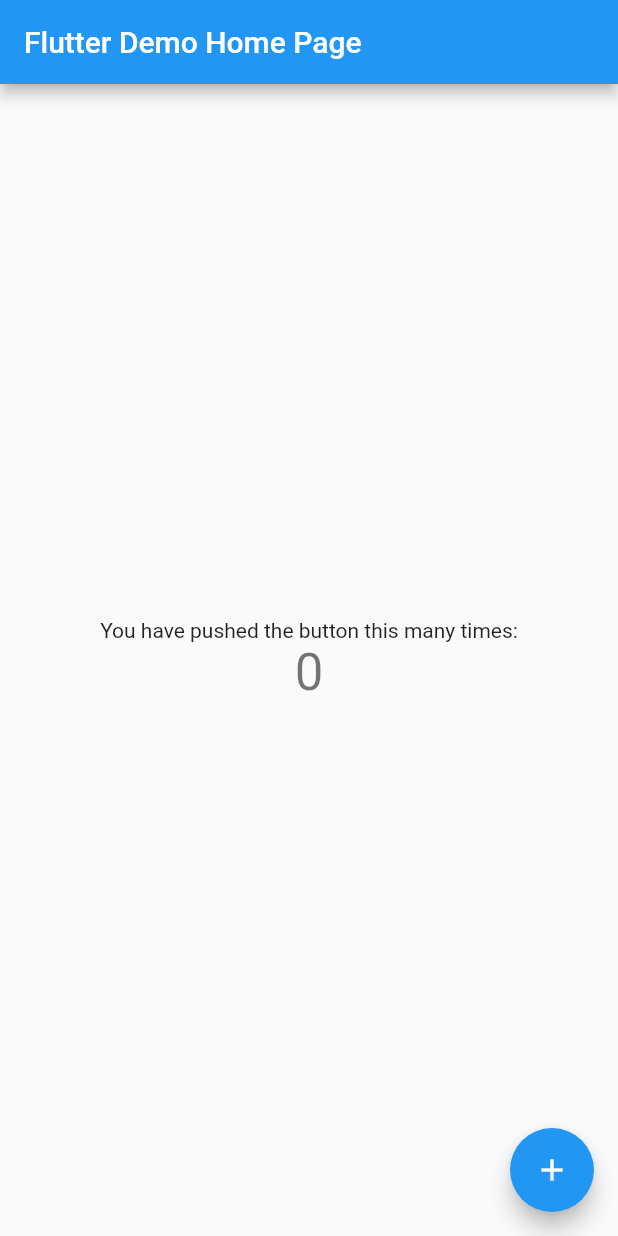
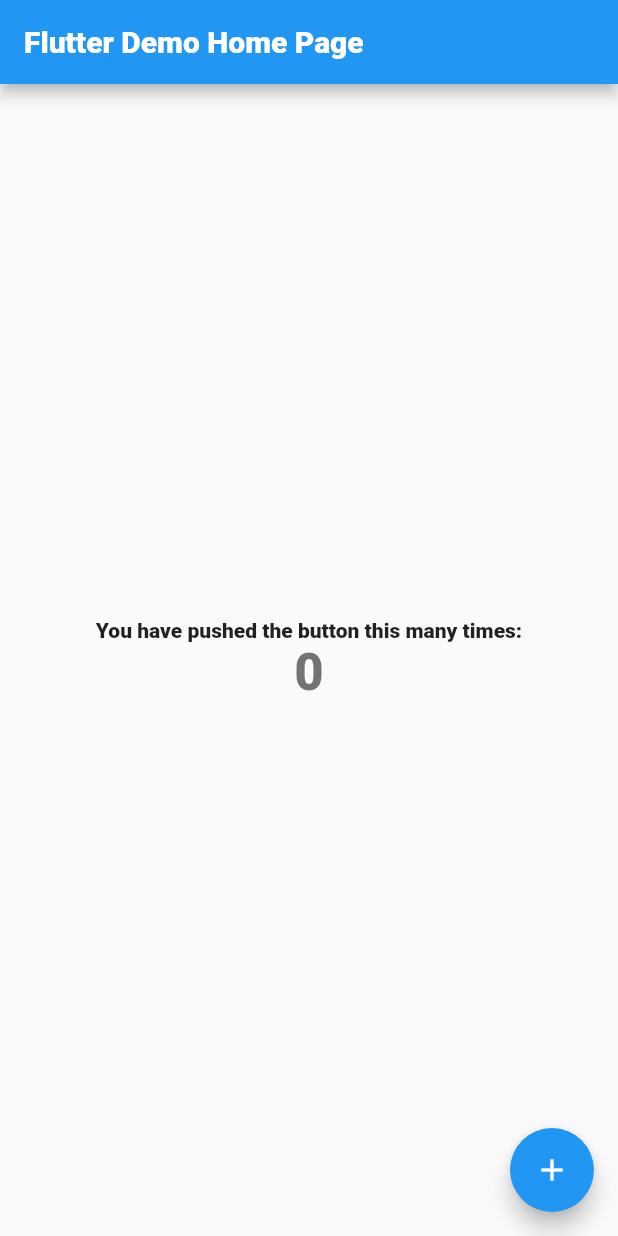
Before and after one commit to alexander2302/surf-flutter-course-zayats, a Flutter app: the screen it shows after launch, on a phone screen of 412 x 824 dp. Run offline on Flutter 3.47's test engine with Material 2 defaults, Android fonts, the phone set to English and light mode, and no system bars.

Commit message:
- added all Roboto fonts - added   flutter_svg: ^0.19.1

```diff
--- a/places/lib/main.dart
+++ b/places/lib/main.dart
@@ -10,22 +10,23 @@ class MyApp extends StatelessWidget {
   Widget build(BuildContext context) {
     return MaterialApp(
       title: 'Flutter Demo',
-      theme: ThemeData(
-        // This is the theme of your application.
-        //
-        // Try running your application with "flutter run". You'll see the
-        // application has a blue toolbar. Then, without quitting the app, try
-        // changing the primarySwatch below to Colors.green and then invoke
-        // "hot reload" (press "r" in the console where you ran "flutter run",
-        // or simply save your changes to "hot reload" in a Flutter IDE).
-        // Notice that the counter didn't reset back to zero; the application
-        // is not restarted.
-        primarySwatch: Colors.blue,
-        // This makes the visual density adapt to the platform that you run
-        // the app on. For desktop platforms, the controls will be smaller and
-        // closer together (more dense) than on mobile platforms.
-        visualDensity: VisualDensity.adaptivePlatformDensity,
-      ),
+      theme: ThemeData(fontFamily: 'RobotoBlack'),
+      // theme: ThemeData(
+      //   // This is the theme of your application.
+      //   //
+      //   // Try running your application with "flutter run". You'll see the
+      //   // application has a blue toolbar. Then, without quitting the app, try
+      //   // changing the primarySwatch below to Colors.green and then invoke
+      //   // "hot reload" (press "r" in the console where you ran "flutter run",
+      //   // or simply save your changes to "hot reload" in a Flutter IDE).
+      //   // Notice that the counter didn't reset back to zero; the application
+      //   // is not restarted.
+      //   primarySwatch: Colors.blue,
+      //   // This makes the visual density adapt to the platform that you run
+      //   // the app on. For desktop platforms, the controls will be smaller and
+      //   // closer together (more dense) than on mobile platforms.
+      //   visualDensity: VisualDensity.adaptivePlatformDensity,
+      // ),
       home: MyHomePage(title: 'Flutter Demo Home Page'),
     );
   }
```
Also changed, not shown: places/pubspec.yaml (+8 -52 lines), places/res/fonts/LICENSE.txt (added), places/res/fonts/Roboto-Black.ttf (added), places/res/fonts/Roboto-BlackItalic.ttf (added), places/res/fonts/Roboto-Bold.ttf (added), places/res/fonts/Roboto-BoldItalic.ttf (added), places/res/fonts/Roboto-Italic.ttf (added), places/res/fonts/Roboto-Light.ttf (added), places/res/fonts/Roboto-LightItalic.ttf (added), places/res/fonts/Roboto-Medium.ttf (added), places/res/fonts/Roboto-MediumItalic.ttf (added), places/res/fonts/Roboto-Regular.ttf (added), places/res/fonts/Roboto-Thin.ttf (added), places/res/fonts/Roboto-ThinItalic.ttf (added).
